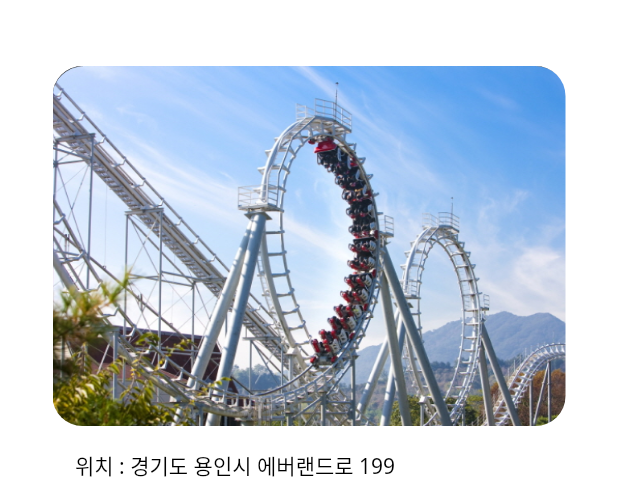
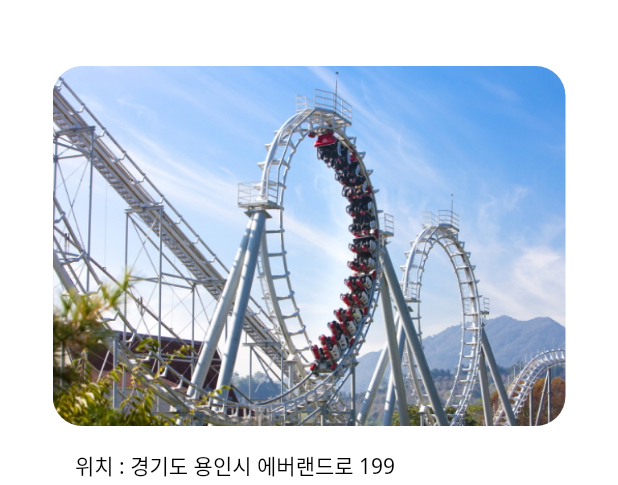
Before and after one commit to Raontrip/raontrip-fe, a Flutter app: the screen it shows after launch, item 3 of the bottom bar chosen, on a phone screen of 412 x 824 dp, the part 69-554 px from its top. Run offline on Flutter 3.47's test engine with Material 2 defaults, Android fonts, the phone set to English and light mode, and no system bars; our stand-ins replace flutter_dotenv, webview_flutter; missing offline and left inert: kakao_map_plugin; Roboto replaces fonts that are missing (Noto Sans).

Commit message:
FEAT: info 관광지 사진 가로길이에 따라 변하게 변경

```diff
--- a/lib/info.dart
+++ b/lib/info.dart
@@ -55,7 +55,7 @@ class _InfoWidgetState extends State<InfoWidget> {
                   decoration: ShapeDecoration(
                     image: const DecorationImage(
                       image: AssetImage("assets/images/everland.png"),
-                      fit: BoxFit.fill,
+                      fit: BoxFit.fitWidth, //너비에 맞게 확대 축소
                     ),
                     shape: RoundedRectangleBorder(
                       borderRadius: BorderRadius.circular(20),
--- a/lib/main_test.dart
+++ b/lib/main_test.dart
@@ -152,7 +152,7 @@ class _Iphone1313Pro1State extends State<Iphone1313Pro1> {
                         return Padding(
                           padding: EdgeInsets.only(right: 10),
                           child: _buildButtonWithImagef(
-                              imagePathsf[index], regionNamesf[index]),
+                              imagePathsf[index], regionNamesf[index]), // 스크롤 사진
                         );
                       }),
                     ),
--- a/pubspec.yaml
+++ b/pubspec.yaml
@@ -67,6 +67,7 @@ flutter:
     - assets/images/everland.png
     - assets/images/jongro.png
 
+
   #   - images/a_dot_burr.jpeg
   #   - images/a_dot_ham.jpeg
 
```
Also changed, not shown: pubspec.lock, 2 other files.
